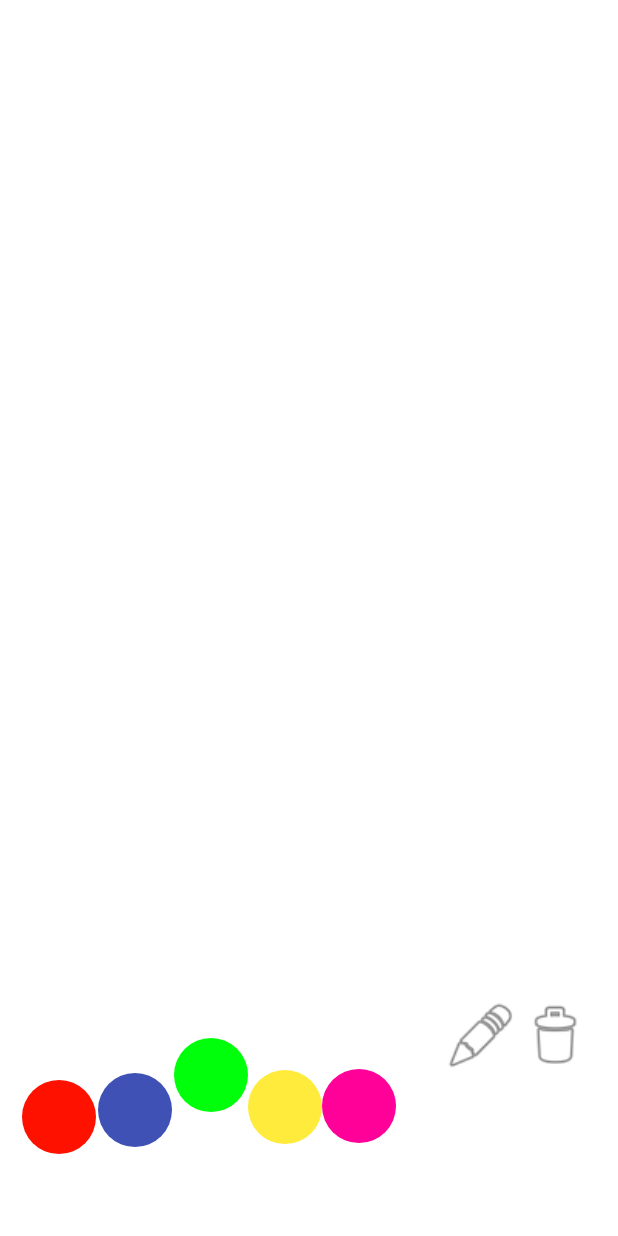
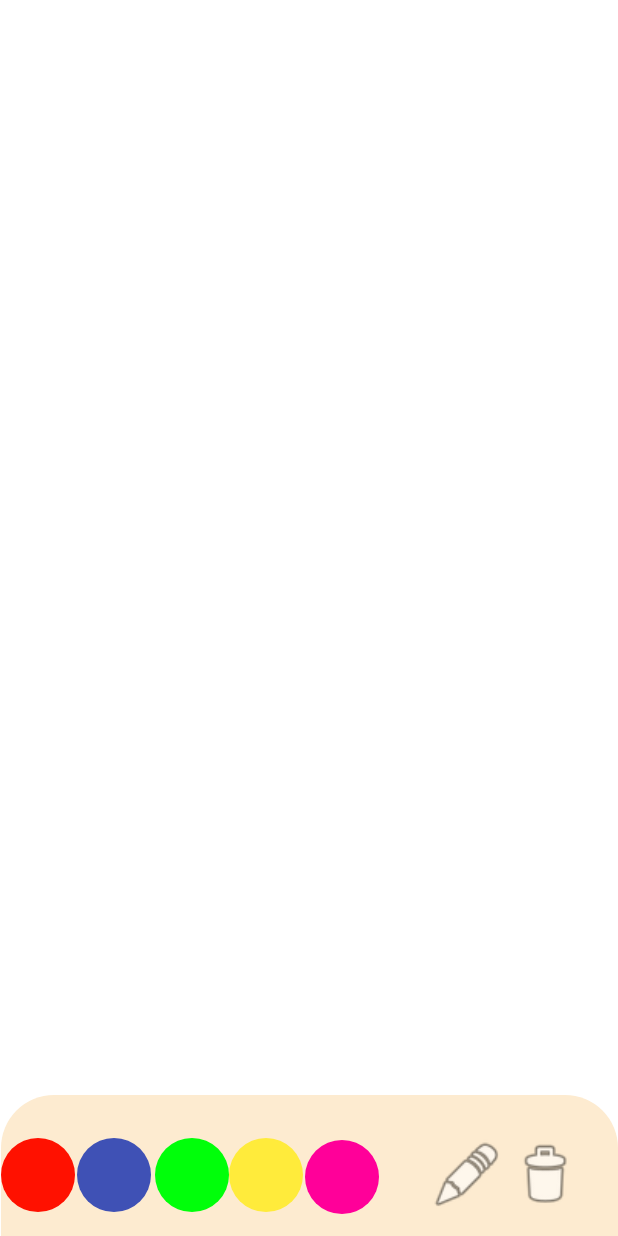
Before and after one commit to JackWilliamOHara/Project2App, an Android app: the layout activity_main.xml on its own in the app's theme, with its tools: preview values and no code run, on a phone screen of 412 x 824 dp. Run offline under Robolectric (Android 15) with nearby library versions, the phone set to English and light mode, and no system bars.

Commit message:
Updated app Screen
now displays colours, needs the canvas to work with mainActivity

```diff
--- a/Project2PaintingApp/app/src/main/java/com/example/project2_paintingapp/Display.java
+++ b/Project2PaintingApp/app/src/main/java/com/example/project2_paintingapp/Display.java
@@ -27,6 +27,17 @@ public class Display extends View {
         super(context);
         init(context);
     }
+
+    public Display(Context context, @Nullable AttributeSet attrs) {
+
+        super(context, attrs);
+        init(context);
+    }
+
+    public Display(Context context, @Nullable AttributeSet attrs, int defStyleAttr) {
+        super(context, attrs, defStyleAttr);
+        init(context);
+    }
     private void init(Context context){
         paint_brush.setAntiAlias(true);
         paint_brush.setColor(Color.BLACK);
@@ -40,26 +51,32 @@ public class Display extends View {
 
     @Override
     public boolean onTouchEvent(MotionEvent event) {
-        float pointX = event.getX();
-        float pointY = event.getY();
+        float x = event.getX();
+        float y = event.getY();
         switch (event.getAction()){
             case MotionEvent.ACTION_DOWN:
-                path.moveTo(pointX,pointY);
+                path.moveTo(x,y);
                 invalidate();
                 return true;
             case MotionEvent.ACTION_MOVE:
-                path.lineTo(pointX,pointY);
-                break;
+                path.lineTo(x,y);
+                pathlist.add(path);
+                colorList.add(current_brush);
+                invalidate();
+                return true;
             default:
                 return false;
 
+
         }
-        postInvalidate();
-        return false;
     }
 
         @Override
         protected void onDraw(Canvas canvas) {
-            canvas.drawPath(path, paint_brush);
+            for (int i=0;i<pathlist.size();i++){
+                paint_brush.setColor(colorList.get(i));
+                canvas.drawPath(pathlist.get(i),paint_brush);
+                invalidate();
+            }
         }
     }
--- a/Project2PaintingApp/app/src/main/java/com/example/project2_paintingapp/MainActivity.java
+++ b/Project2PaintingApp/app/src/main/java/com/example/project2_paintingapp/MainActivity.java
@@ -20,8 +20,7 @@ public class MainActivity extends AppCompatActivity {
     @Override
     protected void onCreate(Bundle savedInstanceState) {
         super.onCreate(savedInstanceState);
-        Display display = new Display(this);
-        setContentView(display);
+        setContentView(R.layout.activity_main);
     }
 
     public void pencil(View view) {
--- /dev/null
+++ b/Project2PaintingApp/app/src/main/res/drawable/tools_design.xml
@@ -0,0 +1,10 @@
+<?xml version="1.0" encoding="utf-8"?>
+<shape xmlns:android="http://schemas.android.com/apk/res/android">
+    <corners
+        android:topLeftRadius="35dp"
+        android:topRightRadius="35dp"
+        />
+    <solid
+        android:color="#fdebd0"
+        />
+</shape>
--- a/Project2PaintingApp/app/src/main/res/layout/activity_main.xml
+++ b/Project2PaintingApp/app/src/main/res/layout/activity_main.xml
@@ -6,118 +6,137 @@
     android:layout_height="match_parent"
     tools:context=".MainActivity">
 
-    <ImageView
-        android:id="@+id/buttonred"
-        android:onClick="redColor"
-        android:layout_width="49dp"
-        android:layout_height="49dp"
-        android:layout_marginStart="17dp"
-        android:layout_marginTop="664dp"
-        android:layout_marginEnd="348dp"
-        android:layout_marginBottom="9dp"
+    <androidx.constraintlayout.widget.ConstraintLayout
+        android:id="@+id/constraintLayout2"
+        android:layout_width="412dp"
+        android:layout_height="816dp"
+        android:layout_marginTop="82dp"
+        android:layout_marginEnd="2dp"
         app:layout_constraintBottom_toBottomOf="parent"
         app:layout_constraintEnd_toEndOf="parent"
-        app:layout_constraintHorizontal_bias="1.0"
+        app:layout_constraintHorizontal_bias="0.333"
         app:layout_constraintStart_toStartOf="parent"
         app:layout_constraintTop_toTopOf="parent"
-        app:layout_constraintVertical_bias="0.555"
-        app:srcCompat="@drawable/button_red"
-        tools:srcCompat="@drawable/button_red"
-        android:contentDescription="TODO" />
+        app:layout_constraintVertical_bias="0.491" >
+
+    </androidx.constraintlayout.widget.ConstraintLayout>
+
+    <androidx.constraintlayout.widget.ConstraintLayout
+        android:id="@+id/constraintLayout"
+        android:layout_width="411dp"
+        android:layout_height="94dp"
+        android:background="@drawable/tools_design"
+        app:layout_constraintBottom_toBottomOf="parent"
+        app:layout_constraintEnd_toEndOf="parent"
+        app:layout_constraintStart_toStartOf="parent">
 
         <ImageView
-        android:id="@+id/buttonblue"
-        android:onClick="blueColor"
+            android:id="@+id/eraser"
             android:layout_width="49dp"
             android:layout_height="49dp"
             android:layout_marginStart="1dp"
-        android:layout_marginTop="670dp"
-        android:layout_marginEnd="298dp"
-        android:layout_marginBottom="14dp"
+            android:layout_marginTop="28dp"
+            android:layout_marginEnd="26dp"
+            android:layout_marginBottom="15dp"
+            android:contentDescription="eraser"
+            android:onClick="eraser"
             app:layout_constraintBottom_toBottomOf="parent"
             app:layout_constraintEnd_toEndOf="parent"
-        app:layout_constraintStart_toEndOf="@+id/buttonred"
+            app:layout_constraintStart_toEndOf="@+id/pencil"
             app:layout_constraintTop_toTopOf="parent"
-        app:srcCompat="@drawable/button_blue"
-        android:contentDescription="TODO" />
+            app:srcCompat="@android:drawable/ic_menu_delete" />
+
+        <ImageView
+            android:id="@+id/pencil"
+            android:layout_width="49dp"
+            android:layout_height="49dp"
+            android:layout_marginStart="36dp"
+            android:layout_marginTop="28dp"
+            android:layout_marginEnd="1dp"
+            android:layout_marginBottom="15dp"
+            android:contentDescription="pencil"
+            android:onClick="pencil"
+            app:layout_constraintBottom_toBottomOf="parent"
+            app:layout_constraintEnd_toStartOf="@+id/eraser"
+            app:layout_constraintStart_toEndOf="@+id/buttonmagenta"
+            app:layout_constraintTop_toTopOf="parent"
+            app:srcCompat="@android:drawable/ic_menu_edit" />
+
+        <ImageView
+            android:id="@+id/buttonyellow"
+            android:layout_width="49dp"
+            android:layout_height="49dp"
+            android:layout_marginTop="28dp"
+            android:layout_marginEnd="1dp"
+            android:layout_marginBottom="15dp"
+            android:contentDescription="yellow"
+            android:onClick="yellowColor"
+            app:layout_constraintBottom_toBottomOf="parent"
+            app:layout_constraintEnd_toStartOf="@+id/buttonmagenta"
+            app:layout_constraintStart_toEndOf="@+id/buttongreen"
+            app:layout_constraintTop_toTopOf="parent"
+            app:srcCompat="@drawable/button_yellow" />
 
         <ImageView
             android:id="@+id/buttongreen"
-        android:onClick="greenColor"
             android:layout_width="49dp"
             android:layout_height="49dp"
             android:layout_marginStart="1dp"
-        android:layout_marginTop="670dp"
-        android:layout_marginEnd="255dp"
-        android:layout_marginBottom="16dp"
+            android:layout_marginTop="28dp"
+            android:layout_marginBottom="15dp"
+            android:contentDescription="green"
+            android:onClick="greenColor"
             app:layout_constraintBottom_toBottomOf="parent"
-        app:layout_constraintEnd_toEndOf="parent"
-        app:layout_constraintHorizontal_bias="0.0"
+            app:layout_constraintEnd_toStartOf="@+id/buttonyellow"
             app:layout_constraintStart_toEndOf="@+id/buttonblue"
             app:layout_constraintTop_toTopOf="parent"
-        app:layout_constraintVertical_bias="0.25"
-        app:srcCompat="@drawable/button_green"
-        android:contentDescription="TODO" />
-
-    <ImageView
-        android:id="@+id/buttonyellow"
-        android:onClick="yellowColor"
-        android:layout_width="49dp"
-        android:layout_height="49dp"
-        android:layout_marginTop="667dp"
-        android:layout_marginEnd="198dp"
-        android:layout_marginBottom="15dp"
-        app:layout_constraintBottom_toBottomOf="parent"
-        app:layout_constraintEnd_toEndOf="parent"
-        app:layout_constraintStart_toEndOf="@+id/buttongreen"
-        app:layout_constraintTop_toTopOf="parent"
-        app:srcCompat="@drawable/button_yellow"
-        android:contentDescription="TODO" />
+            app:srcCompat="@drawable/button_green" />
 
         <ImageView
             android:id="@+id/buttonmagenta"
-        android:onClick="magentaColor"
             android:layout_width="49dp"
             android:layout_height="49dp"
-        android:layout_marginTop="666dp"
-        android:layout_marginEnd="148dp"
-        android:layout_marginBottom="16dp"
+            android:layout_marginTop="28dp"
+            android:layout_marginEnd="134dp"
+            android:layout_marginBottom="13dp"
+            android:contentDescription="pink"
+            android:onClick="magentaColor"
             app:layout_constraintBottom_toBottomOf="parent"
             app:layout_constraintEnd_toEndOf="parent"
             app:layout_constraintStart_toEndOf="@+id/buttonyellow"
             app:layout_constraintTop_toTopOf="parent"
-        app:srcCompat="@drawable/button_magenta"
-        android:contentDescription="TODO" />
+            app:srcCompat="@drawable/button_magenta" />
 
         <ImageView
-        android:id="@+id/pencil"
-        android:onClick="pencil"
+            android:id="@+id/buttonblue"
             android:layout_width="49dp"
             android:layout_height="49dp"
-        android:layout_marginStart="32dp"
-        android:layout_marginTop="666dp"
-        android:layout_marginBottom="16dp"
+            android:layout_marginStart="1dp"
+            android:layout_marginTop="28dp"
+            android:layout_marginEnd="1dp"
+            android:layout_marginBottom="15dp"
+            android:contentDescription="blue"
+            android:onClick="blueColor"
             app:layout_constraintBottom_toBottomOf="parent"
-        app:layout_constraintEnd_toStartOf="@+id/eraser"
-        app:layout_constraintStart_toEndOf="@+id/buttonmagenta"
+            app:layout_constraintEnd_toStartOf="@+id/buttongreen"
+            app:layout_constraintStart_toEndOf="@+id/buttonred"
             app:layout_constraintTop_toTopOf="parent"
-        app:layout_constraintVertical_bias="0.0"
-        app:srcCompat="@android:drawable/ic_menu_edit"
-        android:contentDescription="TODO" />
+            app:srcCompat="@drawable/button_blue" />
 
         <ImageView
-        android:id="@+id/eraser"
-        android:onClick="eraser"
+            android:id="@+id/buttonred"
             android:layout_width="49dp"
             android:layout_height="49dp"
-        android:layout_marginTop="666dp"
-        android:layout_marginEnd="18dp"
-        android:layout_marginBottom="16dp"
+            android:layout_marginTop="28dp"
+            android:layout_marginBottom="15dp"
+            android:contentDescription="red"
+            android:onClick="redColor"
             app:layout_constraintBottom_toBottomOf="parent"
-        app:layout_constraintEnd_toEndOf="parent"
-        app:layout_constraintStart_toEndOf="@+id/pencil"
+            app:layout_constraintEnd_toStartOf="@+id/buttonblue"
+            app:layout_constraintStart_toStartOf="parent"
             app:layout_constraintTop_toTopOf="parent"
-        app:layout_constraintVertical_bias="0.0"
-        app:srcCompat="@android:drawable/ic_menu_delete"
-        android:contentDescription="TODO" />
+            app:srcCompat="@drawable/button_red"
+            tools:srcCompat="@drawable/button_red" />
+
     </androidx.constraintlayout.widget.ConstraintLayout>
+</androidx.constraintlayout.widget.ConstraintLayout>
--- /dev/null
+++ b/Project2PaintingApp/app/src/main/res/layout/view_display.xml
@@ -0,0 +1,10 @@
+<?xml version="1.0" encoding="utf-8"?>
+<androidx.constraintlayout.widget.ConstraintLayout xmlns:android="http://schemas.android.com/apk/res/android"
+    android:layout_width="match_parent"
+    android:layout_height="match_parent">
+    <com.example.project2_paintingapp.Display
+        android:layout_width="match_parent"
+        android:layout_height="match_parent"
+        />
+
+</androidx.constraintlayout.widget.ConstraintLayout>
```
Lines whose indentation alone changed are shown as unchanged.
